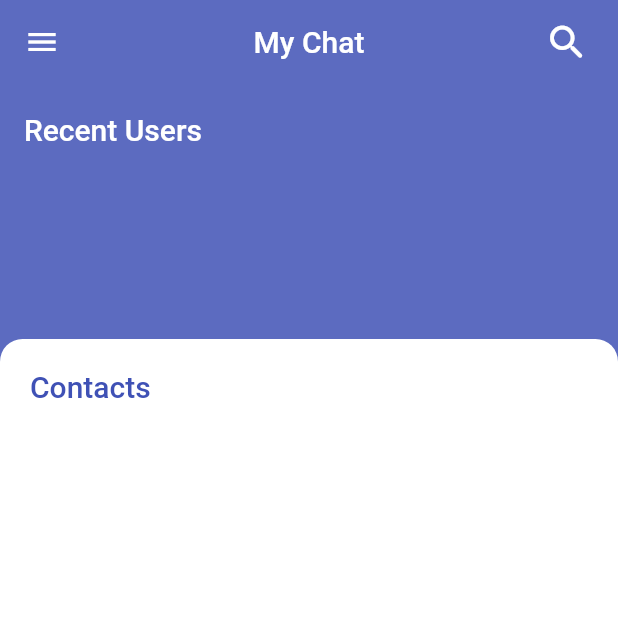
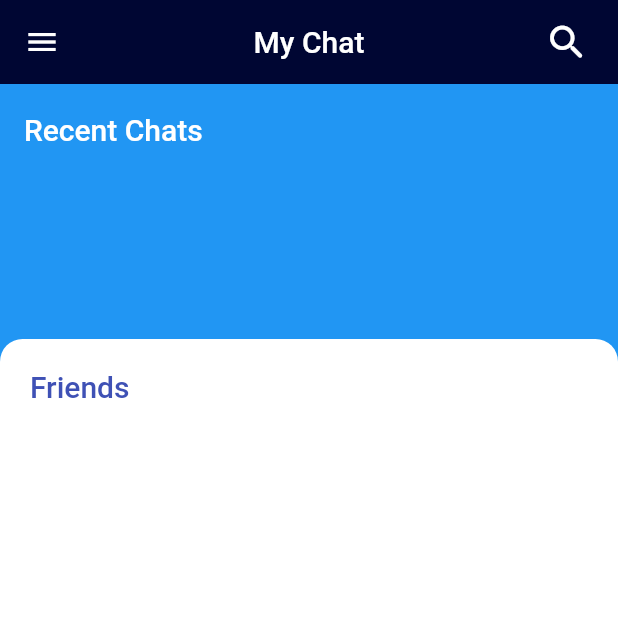
Before and after one commit to sai-63/practice, a Flutter app: the MyHomePage screen opened directly, on a phone screen of 412 x 824 dp, the top half of it. Run offline on Flutter 3.47's test engine with Material 2 defaults, Android fonts, the phone set to English and light mode, and no system bars; our stand-ins replace cloud_firestore, firebase_auth, firebase_core, google_fonts; missing offline and left inert: flutterfire_ui, syncfusion_flutter_pdfviewer; accounts and stored records are empty.

Commit message:
version 2.1.3

```diff
--- a/lib/comps/widgets.dart
+++ b/lib/comps/widgets.dart
@@ -6,6 +6,7 @@ import 'package:practice/comps/styles.dart';
 import 'package:practice/pages/login_page.dart';
 
 class ChatWidgets {
+  final FirebaseAuth _auth =FirebaseAuth.instance;
   static Widget card({title, time, subtitle, onTap}) {
     return Padding(
       padding: const EdgeInsets.symmetric(vertical: 3.0),
@@ -150,13 +151,6 @@ class ChatWidgets {
                     Navigator.push(context, MaterialPageRoute(builder: (context)=>ProfileScreen()));
                   },
                 ),
-                ListTile(
-                  leading: const Icon(Icons.logout),
-                  title: const Text('Logout'),
-                  onTap: ()async{
-                    await Navigator.push(context, MaterialPageRoute(builder: (context)=>Homes()));
-                  }
-                )
               ],
             ),
           ),
@@ -183,4 +177,8 @@ class ChatWidgets {
       decoration: Styles.messageFieldCardStyle(),
     );
   }
+
+  Future<void> signOut() async {
+  _auth.signOut();
+  }
 }
--- a/lib/pages/homepage.dart
+++ b/lib/pages/homepage.dart
@@ -2,6 +2,7 @@ import 'package:cloud_firestore/cloud_firestore.dart';
 import 'package:firebase_auth/firebase_auth.dart';
 import 'package:flutter/material.dart';
 import 'package:practice/Logics/functions.dart';
+import 'package:practice/pages/App_Style.dart';
 import 'package:practice/pages/chatpage.dart';
 import 'package:intl/intl.dart';
 import 'package:practice/comps/styles.dart';
@@ -25,9 +26,9 @@ class _MyHomePageState extends State<MyHomePage> {
   @override
   Widget build(BuildContext context) {
     return Scaffold(
-      backgroundColor: Colors.indigo.shade400,
+      backgroundColor: Colors.blue,
       appBar: AppBar(
-        backgroundColor: Colors.indigo.shade400,
+        backgroundColor: AppStyle.mainColor,
         title: const Text('My Chat'),
         elevation: 0,
         centerTitle: true,
@@ -59,7 +60,7 @@ class _MyHomePageState extends State<MyHomePage> {
                 Container(
                   margin: const EdgeInsets.all(0),
                   child: Container(
-                    color: Colors.indigo.shade400,
+                    color: Colors.blue,
                     padding: const EdgeInsets.all(8),
                     height: 160,
                     child: Column(
@@ -69,7 +70,7 @@ class _MyHomePageState extends State<MyHomePage> {
                         Padding(
                           padding: const EdgeInsets.symmetric(horizontal: 8.0, vertical: 10),
                           child: Text(
-                            'Recent Users',
+                            'Recent Chats',
                             style: Styles.h1(),
                           ),
                         ),
@@ -158,7 +159,7 @@ class _MyHomePageState extends State<MyHomePage> {
                           padding: const EdgeInsets.symmetric(
                               horizontal: 20, vertical: 20),
                           child: Text(
-                            'Contacts',
+                            'Friends',
                             style: Styles.h1().copyWith(color: Colors.indigo),
                           ),
                         ),
--- a/lib/pages/materials.dart
+++ b/lib/pages/materials.dart
@@ -18,7 +18,8 @@ class _StudyMaterialsState extends State<StudyMaterials> {
         centerTitle: true,
         backgroundColor: Colors.redAccent,
       ),
-      body: Container(
+      body: SingleChildScrollView(
+        child: Container(
           child: Center(
             child: Column(
               children: [
@@ -46,7 +47,9 @@ class _StudyMaterialsState extends State<StudyMaterials> {
                 material("ECONOMICS",(){
                   Navigator.push(context, MaterialPageRoute(builder: (context)=> Study(link: '')));
                 }),
+                SizedBox(height: 40.0,)
               ],
+            ),
           ),
         ),
       ),
```
Also changed, not shown: lib/pages/home-page.dart (+6 -1 lines). Lines whose indentation alone changed are shown as unchanged.
